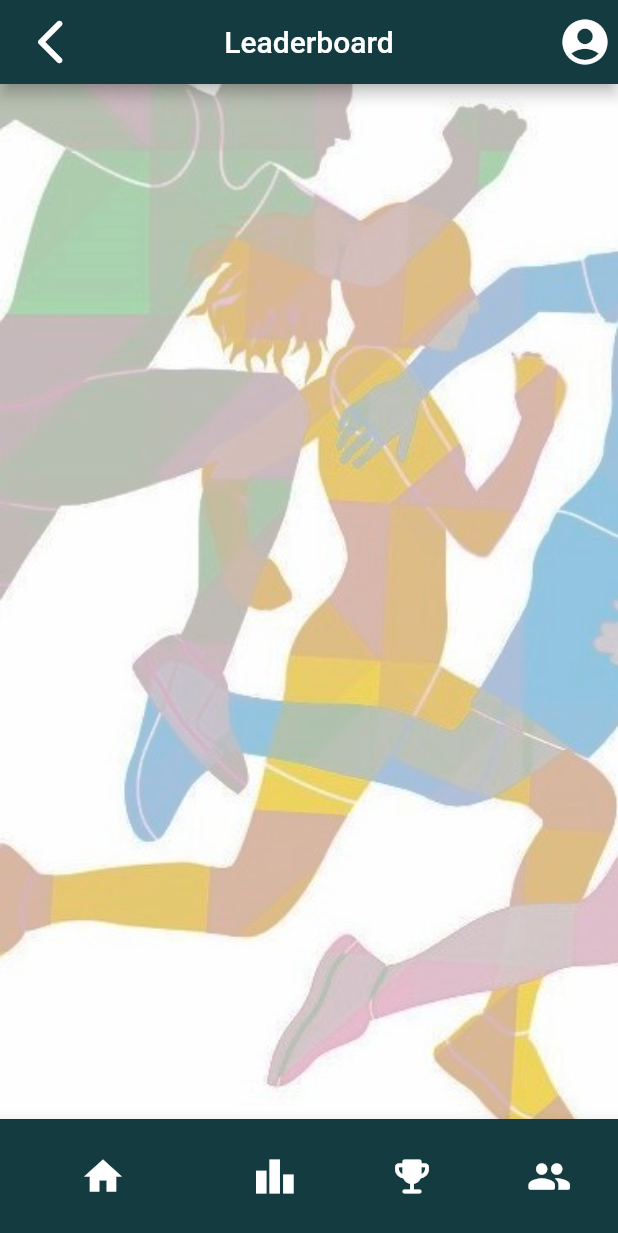
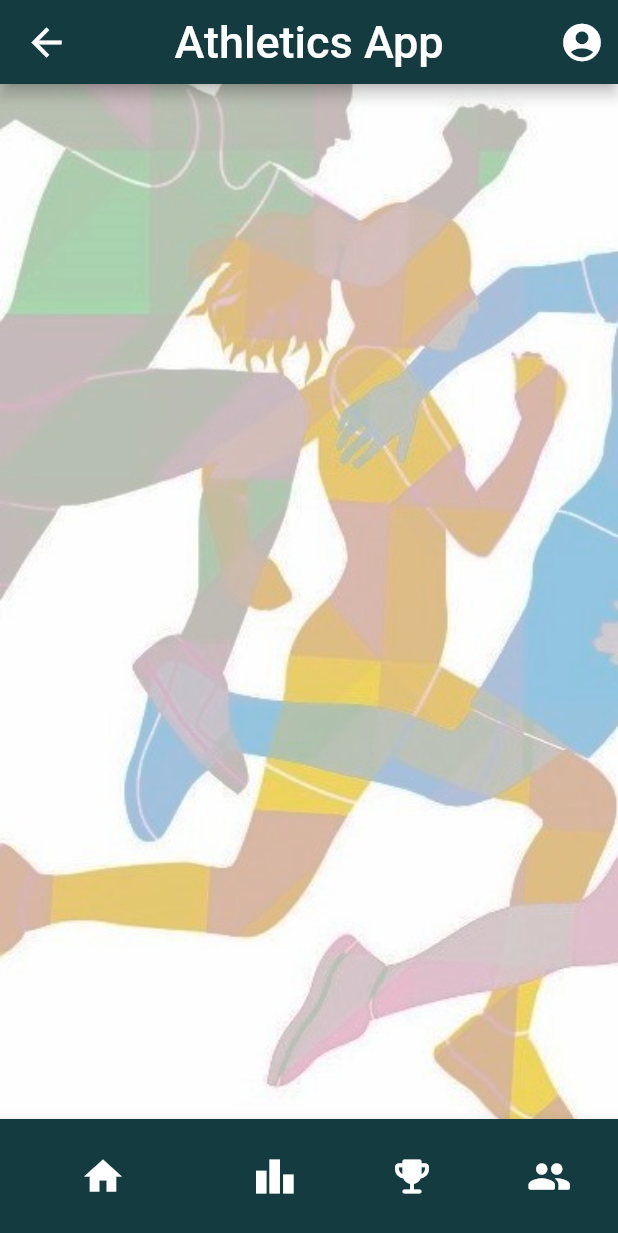
Before and after one commit to Aficionado45/athletics_app, a Flutter app: the screen it shows after launch, item 2 of the bottom bar chosen, on a phone screen of 412 x 824 dp. Shown: the top 1233 px of the screen. Run offline on Flutter 3.47's test engine with Material 2 defaults, Android fonts, the phone set to English and light mode, and no system bars.

Commit message:
ui screens

```diff
--- a/lib/screens/leaderboard.dart
+++ b/lib/screens/leaderboard.dart
@@ -17,29 +17,34 @@ class _LeaderboardState extends State<Leaderboard> {
       home: Scaffold(
           appBar: AppBar(
             backgroundColor: Color(0xFF143B40),
-            title: Text("Leaderboard",
+            title: Text(
+              'Athletics App',
               style: TextStyle(
-                color:Colors.white,
+                fontSize: 30,
+                color: Colors.white,
               ),
             ),
             centerTitle: true,
-            // ignore: deprecated_member_use
             leading: FlatButton(
-              onPressed: () { /* Write listener code here */ },
+              onPressed: () {
+                Navigator.pushNamed(context, 'homescreen');
+              },
               child: Icon(
-                Icons.arrow_back_ios_rounded,
-                size: 36,
-                color: Colors.white,// add custom icons also
+                Icons.arrow_back_sharp,
+                size: 30,
+                color: Colors.white,
               ),
             ),
             actions: [
               IconButton(
-                onPressed: () {},
+                onPressed: (){
+                  Navigator.pushNamed(context, 'user');
+                },
                 icon: Icon(
-                  Icons.account_circle_rounded,
-                  size: 36,
+
+                  Icons.account_circle,
                   color: Colors.white,
-
+                  size: 30,
                 ),
               ),
             ],
--- a/lib/screens/records.dart
+++ b/lib/screens/records.dart
@@ -19,7 +19,7 @@ class _RecordsState extends State<Records> {
         appBar: AppBar(
           backgroundColor: Color(0xFF143B40),
           title: Text(
-            'Records',
+            'Athletics App',
             style: TextStyle(
               fontSize: 30,
               color: Colors.white,
```
Also changed, not shown: lib/screens/achievements.dart (+16 -11 lines).
